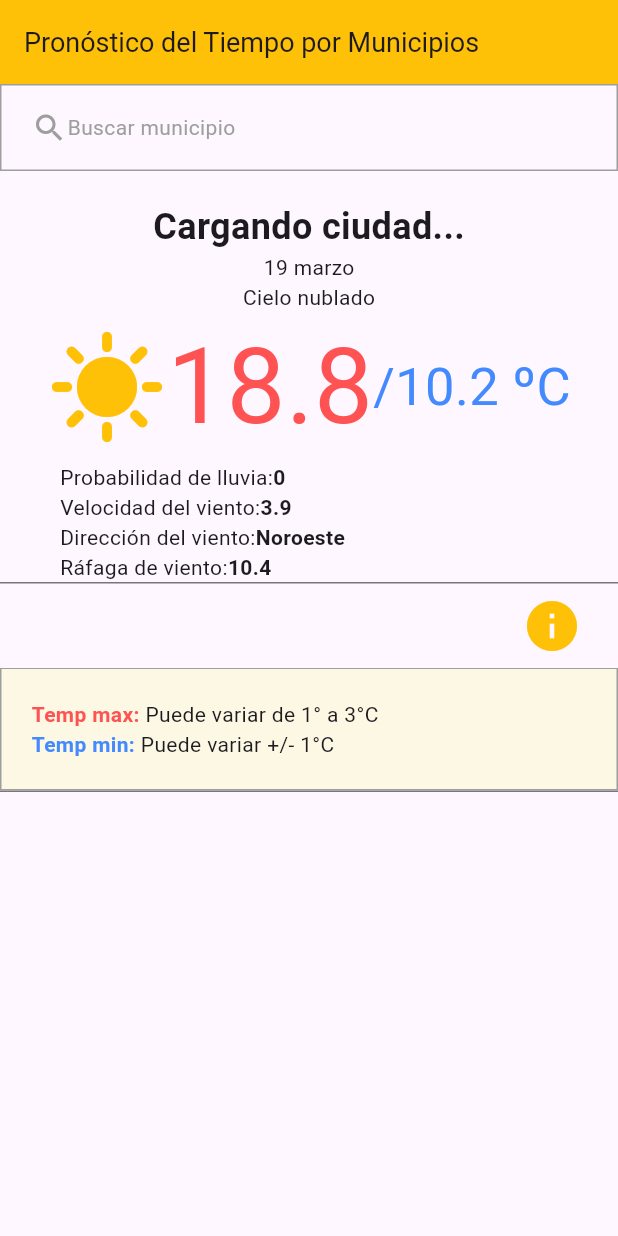
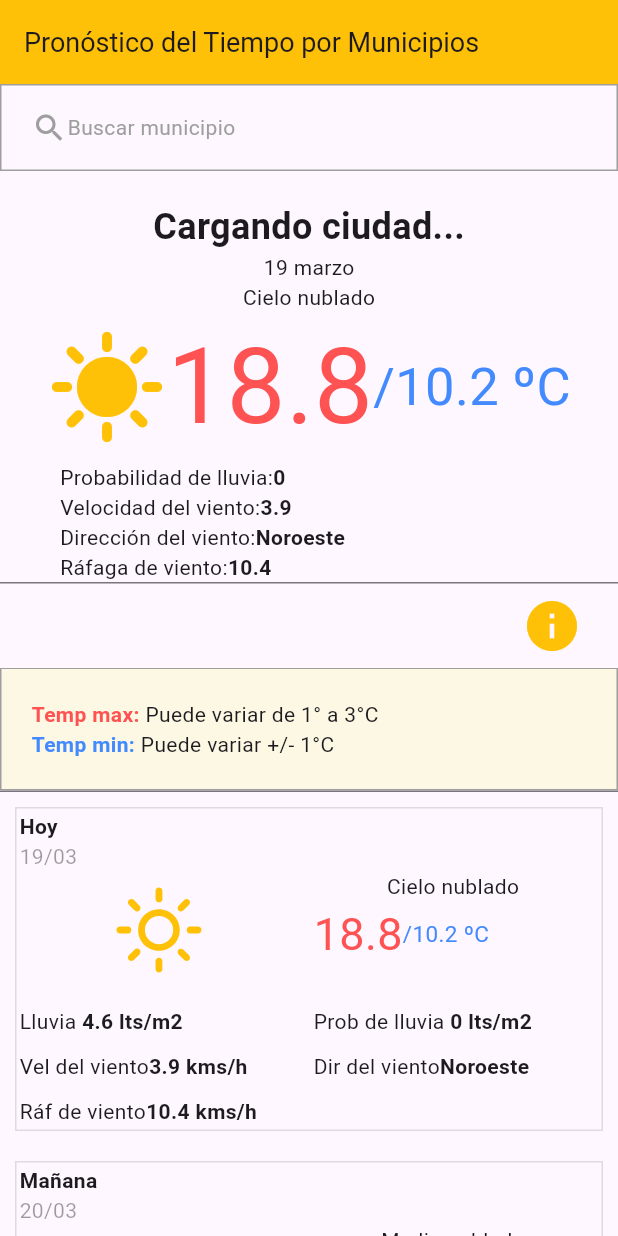
Before and after one commit to alex500tec/smnmainn, a Flutter app: the screen it shows after launch, after a tap on the "info" icon, on a phone screen of 412 x 824 dp. Run offline on Flutter 3.47's test engine with Material 3 defaults, Android fonts, the phone set to English and light mode, and no system bars; our stand-ins replace geocoding, geolocator, weather_icons.

Commit message:
Modificamos el Widget Dia, agregamos datgos y modificamos el modelo pronostico, agregamos fecha y modificamos el servcio pronostico para agregar el campo fecha al modelo

```diff
--- a/lib/custom_widgets/widget_dia.dart
+++ b/lib/custom_widgets/widget_dia.dart
@@ -1,5 +1,8 @@
 import 'package:flutter/material.dart';
+import 'package:intl/intl.dart';
+import 'package:smn/custom_widgets/texto_gris_negrita.dart';
 import 'package:smn/models/modelo_pronostico.dart';
+import 'package:weather_icons/weather_icons.dart';
 
 class WidgetDia extends StatelessWidget {
   final ModeloPronostico pronostico;
@@ -13,6 +16,126 @@ class WidgetDia extends StatelessWidget {
 
   @override
   Widget build(BuildContext context) {
-    return Container();
+    String fechaFormateada = pronostico.fecha ?? "";
+
+    DateFormat formatoEntrada = DateFormat("d/MM");
+    DateTime fechaConvertida = formatoEntrada.parse(fechaFormateada);
+
+    if (index == 0) {
+      fechaFormateada = "Hoy";
+    } else if (index == 1) {
+      fechaFormateada = "Mañana";
+    } else {
+      DateFormat formatodesalida = DateFormat("EEEE", "es_ES");
+      fechaFormateada = formatodesalida.format(fechaConvertida);
+    }
+
+    return Padding(
+      padding: EdgeInsets.all(10.0),
+      child: LayoutBuilder(builder: (context, condicionantes) {
+        double ancho = condicionantes.maxWidth;
+        bool esTelefono = MediaQuery.of(context).size.width <= 600;
+
+        double tamano = esTelefono ? (ancho / 2) - 10 : ancho;
+
+        return Container(
+          padding: EdgeInsets.all(2.0),
+          decoration: BoxDecoration(
+            border: Border.all(
+              color: Colors.black12,
+            ),
+          ),
+          child: Column(
+            crossAxisAlignment: CrossAxisAlignment.start,
+            children: [
+              Text(
+                fechaFormateada,
+                style: TextStyle(fontWeight: FontWeight.bold),
+              ),
+              Text(
+                pronostico.fecha.toString(),
+                style: TextStyle(color: Colors.black38),
+              ),
+              Wrap(
+                alignment: WrapAlignment.start,
+                spacing: 10.0,
+                runSpacing: 10.0,
+                children: [
+                  SizedBox(
+                    width: tamano,
+                    child: Icon(
+                      WeatherIcons.day_sunny,
+                      size: 80,
+                      color: Colors.amber,
+                    ),
+                  ),
+                  SizedBox(
+                    width: tamano,
+                    child: Column(
+                      children: [
+                        Text(pronostico.desciel),
+                        Row(
+                          children: [
+                            Text(
+                              pronostico.tmax,
+                              style: TextStyle(
+                                fontSize: 30.0,
+                                color: Colors.redAccent,
+                              ),
+                            ),
+                            Text(
+                              "/${pronostico.tmin} ºC",
+                              style: TextStyle(
+                                fontSize: 15.0,
+                                color: Colors.blueAccent,
+                              ),
+                            ),
+                          ],
+                        )
+                      ],
+                    ),
+                  ),
+                  SizedBox(
+                    width: tamano,
+                    child: TextoGrisNegrita(
+                      texto: "Lluvia ",
+                      medida: "${pronostico.prec} lts/m2",
+                    ),
+                  ),
+                  SizedBox(
+                    width: tamano,
+                    child: TextoGrisNegrita(
+                      texto: "Prob de lluvia ",
+                      medida: "${pronostico.probprec} lts/m2",
+                    ),
+                  ),
+                  SizedBox(
+                    width: tamano,
+                    child: TextoGrisNegrita(
+                      texto: "Vel del viento",
+                      medida: "${pronostico.velvien} kms/h",
+                    ),
+                  ),
+                  SizedBox(
+                    width: tamano,
+                    child: TextoGrisNegrita(
+                      texto: "Dir del viento",
+                      medida: "${pronostico.dirvienc}",
+                    ),
+                  ),
+                  SizedBox(
+                    width: tamano,
+                    child: TextoGrisNegrita(
+                      texto: "Ráf de viento",
+                      medida: "${pronostico.raf} kms/h",
+                    ),
+                  ),
+                ],
+              )
+            ],
+          ),
+        );
+      }),
+    );
   }
 }
--- a/lib/models/modelo_pronostico.dart
+++ b/lib/models/modelo_pronostico.dart
@@ -23,6 +23,8 @@ class ModeloPronostico {
   String dirvienc;
   String raf;
 
+  String? fecha;
+
   ModeloPronostico({
     required this.nes,
     required this.nmun,
@@ -34,6 +36,7 @@ class ModeloPronostico {
     required this.velvien,
     required this.dirvienc,
     required this.raf,
+    this.fecha,
   });
 
   factory ModeloPronostico.fromJson(Map<String, dynamic> json) {
@@ -44,6 +47,7 @@ class ModeloPronostico {
     //nes = json['nes'] == null ? '24' : json['nes'];
 
     return ModeloPronostico(
+      fecha: json['fecha'] ?? "",
       nes: json['nes'] ?? '24',
       nmun: json['nmun'] ?? '13',
       tmax: json['tmax'] ?? '',
--- a/lib/services/servicio_carga_pronosticos.dart
+++ b/lib/services/servicio_carga_pronosticos.dart
@@ -1,6 +1,7 @@
 import 'dart:convert';
 
 import 'package:flutter/services.dart';
+import 'package:intl/intl.dart';
 import 'package:smn/models/modelo_pronostico.dart';
 
 class ServicioCargaPronosticos {
@@ -11,7 +12,22 @@ class ServicioCargaPronosticos {
 
       List<dynamic> pronosticos = jsonDecode(respuesta);
 
-      return pronosticos.map((dia) => ModeloPronostico.fromJson(dia)).toList();
+      DateTime fechaActual = DateTime.now();
+      var formateaFecha = DateFormat("d/MM");
+
+      return pronosticos
+          .asMap()
+          .map((index, dia) {
+            String fechaFormateada;
+            DateTime otroDia = fechaActual.add(Duration(days: index));
+            fechaFormateada = formateaFecha.format(otroDia);
+
+            dia['fecha'] = fechaFormateada;
+
+            return MapEntry(index, ModeloPronostico.fromJson(dia));
+          })
+          .values
+          .toList();
     } catch (e) {
       return [];
     }
--- a/pubspec.yaml
+++ b/pubspec.yaml
@@ -13,6 +13,7 @@ dependencies:
   geolocator: 13.0.2
   intl: 0.20.2
   provider: 6.1.2
+  weather_icons: ^3.0.0
 
 dev_dependencies:
   flutter_lints: ^5.0.0
```
Also changed, not shown: pubspec.lock.
